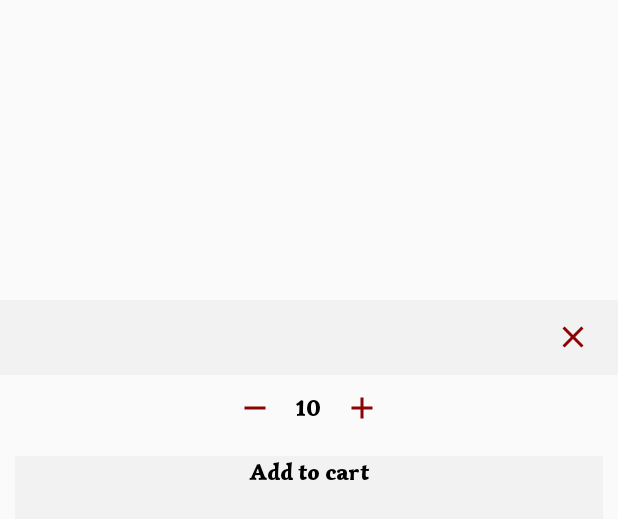
After one commit to manalalsharif/MyFinalProject, an Android app: the layout fragment_cart_dialog.xml on its own in the app's theme, with its tools: preview values and no code run, on a phone screen of 412 x 824 dp. The commit adds this screen. Shown: the top 519 px of the screen. Run offline under Robolectric (Android 15) with nearby library versions, the light colour scheme and no system bars; network calls fail.

Commit message:
working on add to cart and cart

```diff
--- /dev/null
+++ b/myfinalprojectcs3270/app/src/main/res/drawable/ic_close.xml
@@ -0,0 +1,5 @@
+<vector android:height="24dp" android:tint="#8C0303"
+    android:viewportHeight="24.0" android:viewportWidth="24.0"
+    android:width="24dp" xmlns:android="http://schemas.android.com/apk/res/android">
+    <path android:fillColor="#FF000000" android:pathData="M19,6.41L17.59,5 12,10.59 6.41,5 5,6.41 10.59,12 5,17.59 6.41,19 12,13.41 17.59,19 19,17.59 13.41,12z"/>
+</vector>
--- /dev/null
+++ b/myfinalprojectcs3270/app/src/main/res/drawable/ic_minus.xml
@@ -0,0 +1,5 @@
+<vector android:height="24dp" android:tint="#8C0303"
+    android:viewportHeight="24.0" android:viewportWidth="24.0"
+    android:width="24dp" xmlns:android="http://schemas.android.com/apk/res/android">
+    <path android:fillColor="#FF000000" android:pathData="M19,13H5v-2h14v2z"/>
+</vector>
--- /dev/null
+++ b/myfinalprojectcs3270/app/src/main/res/drawable/ic_plus.xml
@@ -0,0 +1,5 @@
+<vector android:height="24dp" android:tint="#8C0303"
+    android:viewportHeight="24.0" android:viewportWidth="24.0"
+    android:width="24dp" xmlns:android="http://schemas.android.com/apk/res/android">
+    <path android:fillColor="#FF000000" android:pathData="M19,13h-6v6h-2v-6H5v-2h6V5h2v6h6v2z"/>
+</vector>
--- /dev/null
+++ b/myfinalprojectcs3270/app/src/main/res/layout/fragment_cart_dialog.xml
@@ -0,0 +1,81 @@
+<?xml version="1.0" encoding="utf-8"?>
+<LinearLayout xmlns:android="http://schemas.android.com/apk/res/android"
+    xmlns:tools="http://schemas.android.com/tools"
+    android:layout_width="match_parent"
+    android:layout_height="wrap_content"
+    android:layout_marginTop="200dp"
+    android:orientation="vertical">
+
+    <LinearLayout
+        android:id="@+id/click_after_amount"
+        android:layout_width="match_parent"
+        android:layout_height="match_parent"
+        android:layout_gravity="center"
+        android:orientation="vertical">
+
+        <LinearLayout
+            android:layout_width="match_parent"
+            android:layout_height="50dp"
+            android:background="@color/colorPrimary"
+            android:gravity="end|center_vertical">
+
+            <ImageView
+                android:id="@+id/imageView_close_dialog_cart"
+                android:layout_width="60dp"
+                android:layout_height="wrap_content"
+                android:gravity="center"
+                android:src="@drawable/ic_close" />
+
+        </LinearLayout>
+
+        <LinearLayout
+            android:id="@+id/cart_plus_minus_layout"
+            android:layout_width="match_parent"
+            android:layout_height="wrap_content"
+            android:layout_below="@+id/product_cart_code"
+            android:layout_alignParentRight="true"
+            android:layout_gravity="center"
+            android:layout_margin="10dp"
+            android:gravity="center"
+            android:orientation="horizontal">
+
+
+            <ImageView
+                android:id="@+id/cart_decrement"
+                android:layout_width="wrap_content"
+                android:layout_height="wrap_content"
+                android:src="@drawable/ic_minus" />
+
+            <TextView
+                android:id="@+id/cart_product_quantity_tv"
+                android:layout_width="wrap_content"
+                android:layout_height="wrap_content"
+                android:layout_gravity="center_vertical|center_horizontal"
+                android:paddingLeft="15dip"
+                android:paddingRight="15dip"
+                android:text="10"
+                android:textColor="#000"
+                android:textSize="16sp"
+                android:textStyle="bold" />
+
+            <ImageView
+                android:id="@+id/cart_increment"
+                android:layout_width="wrap_content"
+                android:layout_height="wrap_content"
+                android:src="@drawable/ic_plus" />
+        </LinearLayout>
+
+        <TextView
+            android:id="@+id/update_quantity_dialog"
+            android:layout_width="match_parent"
+            android:layout_height="50dp"
+            android:layout_margin="10dp"
+            android:background="@color/colorPrimary"
+            android:text="Add to cart"
+            android:textAlignment="center"
+            android:textColor="#000000"
+            android:textSize="16sp" />
+
+    </LinearLayout>
+
+</LinearLayout>
--- a/myfinalprojectcs3270/app/src/main/res/values/strings.xml
+++ b/myfinalprojectcs3270/app/src/main/res/values/strings.xml
@@ -1,4 +1,7 @@
 <resources>
     <string name="app_name">Movies Shopping</string>
 
+    <!-- TODO: Remove or change this placeholder text -->
+    <string name="hello_blank_fragment">Hello blank fragment</string>
+
 </resources>
```
Also changed, not shown: myfinalprojectcs3270/app/src/main/java/com/example/myfinalprojectcs3270/DetailActivity.java (+32 -7 lines), myfinalprojectcs3270/app/src/main/java/com/example/myfinalprojectcs3270/Fragments/CartDialog.java (added, +138 -0 lines), myfinalprojectcs3270/app/src/main/java/com/example/myfinalprojectcs3270/Fragments/MyCart.java (+9 -1 lines), myfinalprojectcs3270/app/src/main/java/com/example/myfinalprojectcs3270/MainActivity.java (+10 -1 lines), myfinalprojectcs3270/app/src/main/java/com/example/myfinalprojectcs3270/Object/MyCartItem.java (+33 -16 lines).
